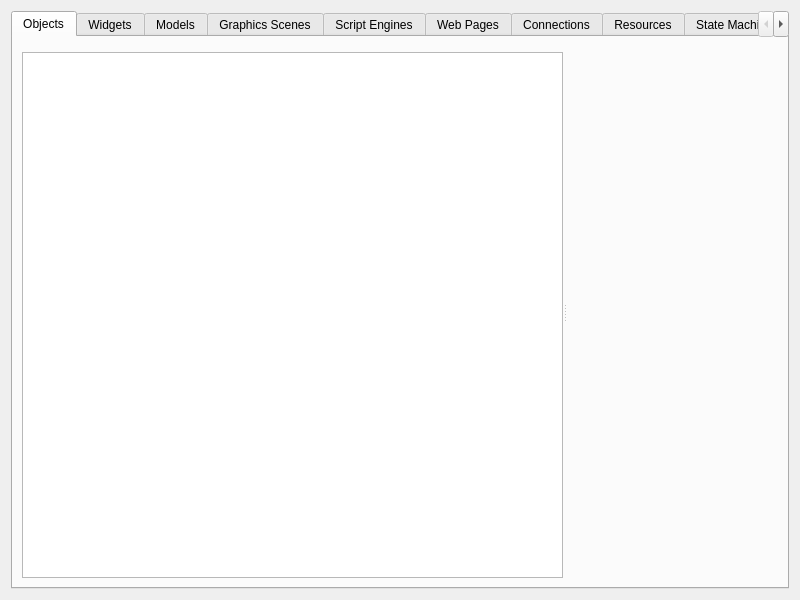
Old version of the form mainwindow.ui in the repository KDAB/GammaRay.
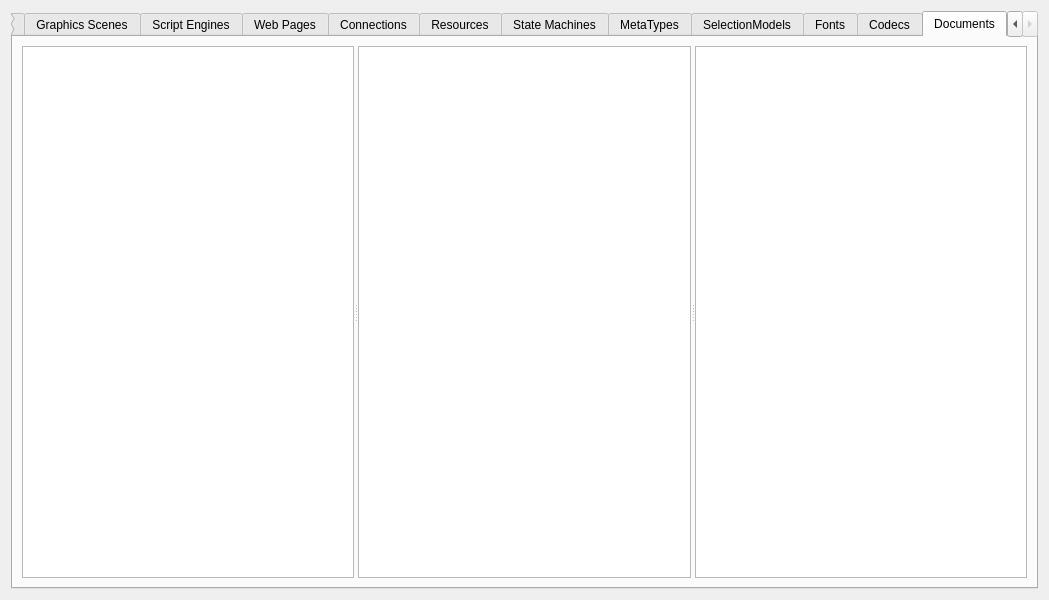
New version of the form. The open tabs and pages were chosen to show the change. Custom widgets are drawn as their Qt base class.

Commit message: Add QTextDocument browser, editor and basic DOM tree viewer.

Patch:
```diff
--- a/mainwindow.ui
+++ b/mainwindow.ui
@@ -6,7 +6,7 @@
    <rect>
     <x>0</x>
     <y>0</y>
-    <width>800</width>
+    <width>1049</width>
     <height>600</height>
    </rect>
   </property>
@@ -387,6 +387,23 @@
        </item>
       </layout>
      </widget>
+     <widget class="QWidget" name="tab_13">
+      <attribute name="title">
+       <string>Documents</string>
+      </attribute>
+      <layout class="QVBoxLayout" name="verticalLayout_17">
+       <item>
+        <widget class="QSplitter" name="splitter_12">
+         <property name="orientation">
+          <enum>Qt::Horizontal</enum>
+         </property>
+         <widget class="QTreeView" name="documentList"/>
+         <widget class="QTreeView" name="documentTree"/>
+         <widget class="QTextEdit" name="documentView"/>
+        </widget>
+       </item>
+      </layout>
+     </widget>
     </widget>
    </item>
   </layout>
```
Left out of the diff: 6 changed lines with no effect on the pictures. The commit also changes 5 other files.
